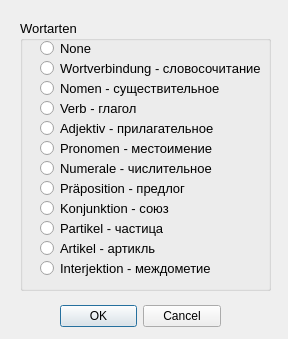
First picture: the form in dialogtypewort.ui, repository OkhinVI/wortschatz, before the edit.
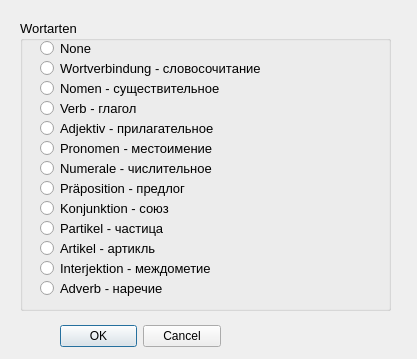
Second picture: the form after the edit.

Diff of the .ui file:
```diff
--- a/dialogtypewort.ui
+++ b/dialogtypewort.ui
@@ -6,8 +6,8 @@
    <rect>
     <x>0</x>
     <y>0</y>
-    <width>288</width>
-    <height>339</height>
+    <width>417</width>
+    <height>359</height>
    </rect>
   </property>
   <property name="windowTitle">
@@ -17,7 +17,7 @@
    <property name="geometry">
     <rect>
      <x>60</x>
-     <y>300</y>
+     <y>320</y>
      <width>161</width>
      <height>32</height>
     </rect>
@@ -34,8 +34,8 @@
     <rect>
      <x>20</x>
      <y>20</y>
-     <width>251</width>
-     <height>271</height>
+     <width>371</width>
+     <height>291</height>
     </rect>
    </property>
    <property name="font">
@@ -51,7 +51,7 @@
      <rect>
       <x>20</x>
       <y>20</y>
-      <width>151</width>
+      <width>341</width>
       <height>17</height>
      </rect>
     </property>
@@ -69,7 +69,7 @@
      <rect>
       <x>20</x>
       <y>40</y>
-      <width>221</width>
+      <width>341</width>
       <height>17</height>
      </rect>
     </property>
@@ -87,7 +87,7 @@
      <rect>
       <x>20</x>
       <y>60</y>
-      <width>191</width>
+      <width>341</width>
       <height>17</height>
      </rect>
     </property>
@@ -105,7 +105,7 @@
      <rect>
       <x>20</x>
       <y>80</y>
-      <width>181</width>
+      <width>341</width>
       <height>17</height>
      </rect>
     </property>
@@ -123,7 +123,7 @@
      <rect>
       <x>20</x>
       <y>100</y>
-      <width>191</width>
+      <width>341</width>
       <height>17</height>
      </rect>
     </property>
@@ -141,7 +141,7 @@
      <rect>
       <x>20</x>
       <y>120</y>
-      <width>191</width>
+      <width>341</width>
       <height>17</height>
      </rect>
     </property>
@@ -159,7 +159,7 @@
      <rect>
       <x>20</x>
       <y>140</y>
-      <width>191</width>
+      <width>341</width>
       <height>17</height>
      </rect>
     </property>
@@ -177,7 +177,7 @@
      <rect>
       <x>20</x>
       <y>160</y>
-      <width>161</width>
+      <width>341</width>
       <height>17</height>
      </rect>
     </property>
@@ -195,7 +195,7 @@
      <rect>
       <x>20</x>
       <y>180</y>
-      <width>151</width>
+      <width>341</width>
       <height>17</height>
      </rect>
     </property>
@@ -213,7 +213,7 @@
      <rect>
       <x>20</x>
       <y>200</y>
-      <width>161</width>
+      <width>341</width>
       <height>17</height>
      </rect>
     </property>
@@ -231,7 +231,7 @@
      <rect>
       <x>20</x>
       <y>220</y>
-      <width>151</width>
+      <width>341</width>
       <height>17</height>
      </rect>
     </property>
@@ -249,7 +249,7 @@
      <rect>
       <x>20</x>
       <y>240</y>
-      <width>201</width>
+      <width>341</width>
       <height>17</height>
      </rect>
     </property>
@@ -262,6 +262,24 @@
      <string>Interjektion - междометие</string>
     </property>
    </widget>
+   <widget class="QRadioButton" name="radioButton_13">
+    <property name="geometry">
+     <rect>
+      <x>20</x>
+      <y>260</y>
+      <width>341</width>
+      <height>17</height>
+     </rect>
+    </property>
+    <property name="font">
+     <font>
+      <pointsize>10</pointsize>
+     </font>
+    </property>
+    <property name="text">
+     <string>Adverb - наречие</string>
+    </property>
+   </widget>
   </widget>
  </widget>
  <resources/>
```
